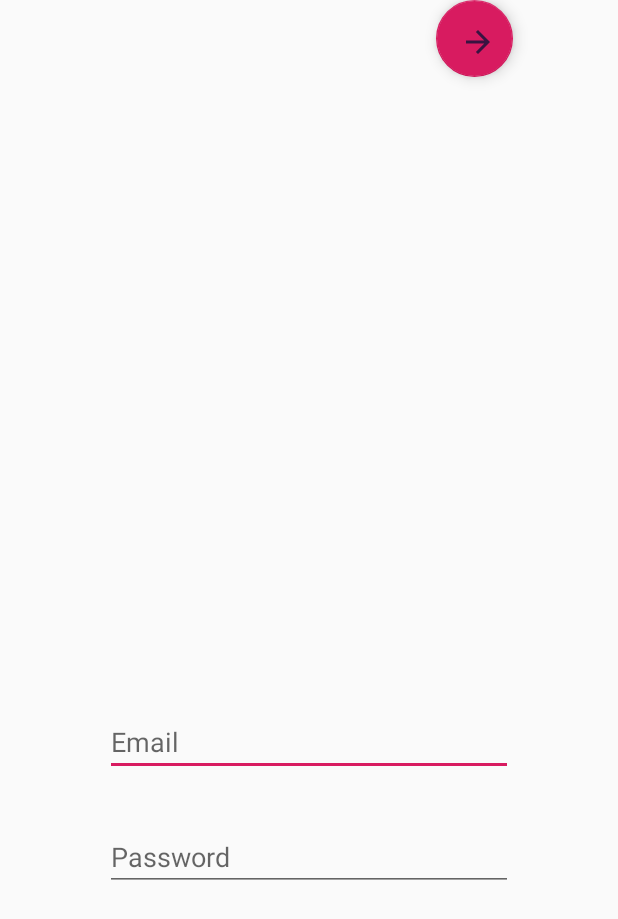
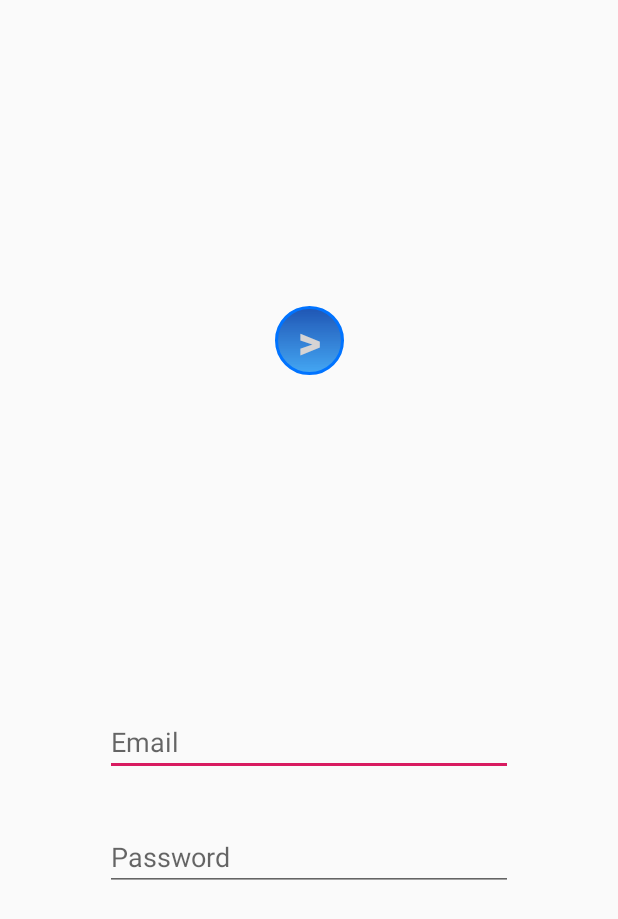
Before and after one commit to NabanitaDey/PresentPlease, an Android app: the Signup screen opened directly, with no data from a screen before it, on a phone screen of 412 x 824 dp. Shown: the top 919 px of the screen. Run offline under Robolectric (Android 15) with nearby library versions, the phone set to English and light mode, and no system bars.

Commit message:
sign up page created,button created

```diff
--- a/app/src/main/java/com/attendance/presentplease/MainActivity.java
+++ b/app/src/main/java/com/attendance/presentplease/MainActivity.java
@@ -2,12 +2,17 @@ package com.attendance.presentplease;
 
 import android.support.v7.app.AppCompatActivity;
 import android.os.Bundle;
+import android.widget.Button;
 
 public class MainActivity extends AppCompatActivity {
-
+    Button btn1;
     @Override
     protected void onCreate(Bundle savedInstanceState) {
+
         super.onCreate(savedInstanceState);
+
         setContentView(R.layout.activity_main);
+//        btn1=(Button) findViewById(R.id.)
+//
     }
 }
--- a/app/src/main/java/com/attendance/presentplease/Signup.java
+++ b/app/src/main/java/com/attendance/presentplease/Signup.java
@@ -2,6 +2,7 @@ package com.attendance.presentplease;
 
 import android.support.v7.app.AppCompatActivity;
 import android.os.Bundle;
+import android.view.LayoutInflater;
 
 public class Signup extends AppCompatActivity {
 
@@ -9,5 +10,7 @@ public class Signup extends AppCompatActivity {
     protected void onCreate(Bundle savedInstanceState) {
         super.onCreate(savedInstanceState);
         setContentView(R.layout.activity_signup);
+
+
     }
 }
--- /dev/null
+++ b/app/src/main/res/drawable/button_background.xml
@@ -0,0 +1,12 @@
+<?xml version="1.0" encoding="utf-8"?>
+<shape xmlns:android="http://schemas.android.com/apk/res/android"
+    android:shape="oval">
+
+    <stroke android:color="#0073FF" android:width="2dp"/>
+    <corners android:radius="500dp"/>
+    <gradient android:startColor="#DF003EAA"
+        android:angle="270" android:endColor="#FC42A6F3"/>
+
+
+
+</shape>
--- a/app/src/main/res/layout/activity_main.xml
+++ b/app/src/main/res/layout/activity_main.xml
@@ -68,4 +68,5 @@
         android:orientation="horizontal"
         app:layout_constraintGuide_begin="20dp"
         app:layout_constraintGuide_percent="0.45" />
+
 </android.support.constraint.ConstraintLayout>
--- a/app/src/main/res/layout/activity_signup.xml
+++ b/app/src/main/res/layout/activity_signup.xml
@@ -86,15 +86,22 @@
         android:orientation="vertical"
         app:layout_constraintGuide_begin="20dp" />
 
-    <android.support.design.widget.FloatingActionButton
-        android:id="@+id/floatingActionButton"
-        android:layout_width="91dp"
-        android:layout_height="51dp"
+    <Button
+        android:id="@+id/next_btn"
+        android:layout_width="46dp"
+        android:layout_height="46dp"
+        android:layout_marginStart="8dp"
+        android:layout_marginTop="8dp"
         android:layout_marginEnd="8dp"
-        android:clickable="true"
+        android:layout_marginBottom="8dp"
+        android:background="@drawable/button_background"
+        android:text=">"
+        android:textColor="@color/chalkcolor1"
+        android:textSize="30sp"
+        android:textStyle="bold"
+        app:layout_constraintBottom_toTopOf="@+id/guideline3"
         app:layout_constraintEnd_toStartOf="@+id/guideline2"
-        app:rippleColor="@color/colorPrimaryDark"
-        app:srcCompat="@drawable/ic_arrow_forward_black_24dp"
-        tools:layout_editor_absoluteY="591dp" />
+        app:layout_constraintStart_toStartOf="@+id/guideline"
+        app:layout_constraintTop_toTopOf="parent" />
 
 </android.support.constraint.ConstraintLayout>
--- a/app/src/main/res/values/colors.xml
+++ b/app/src/main/res/values/colors.xml
@@ -4,5 +4,5 @@
     <color name="colorPrimaryDark">#004A57</color>
     <color name="colorAccent">#D81B60</color>
     <color name="chalkcolor">#CECECE</color>
-    <color name="chalkcolor1">#CECECE</color>
+    <color name="chalkcolor1">#D6D4D4</color>
 </resources>
```
